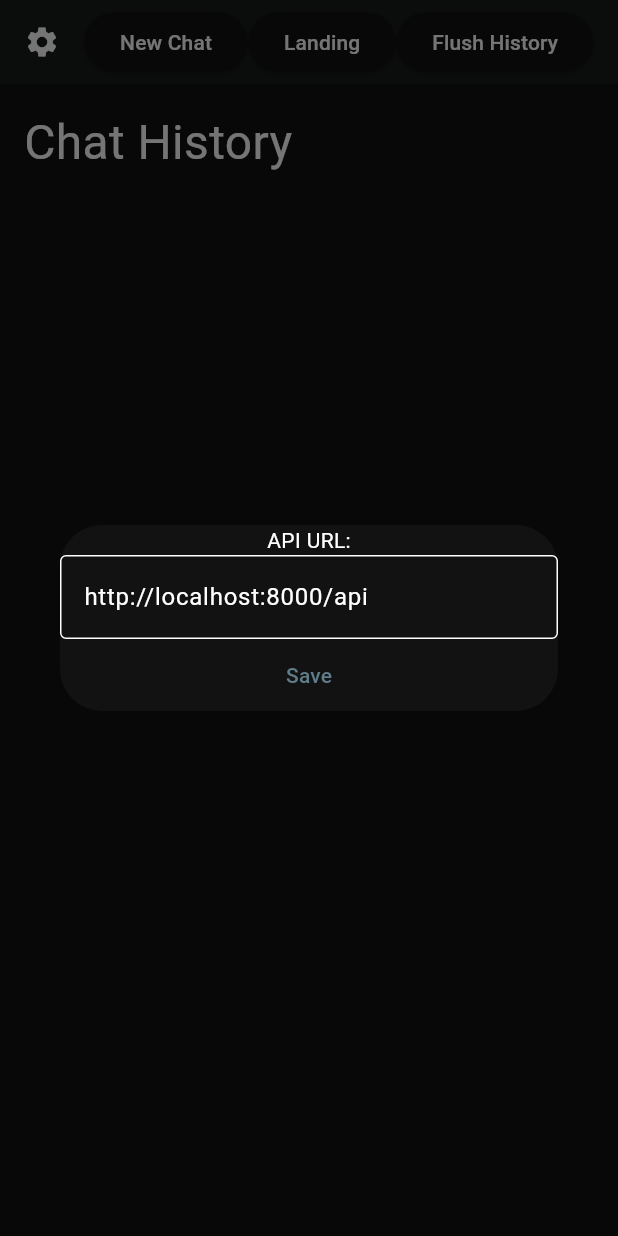
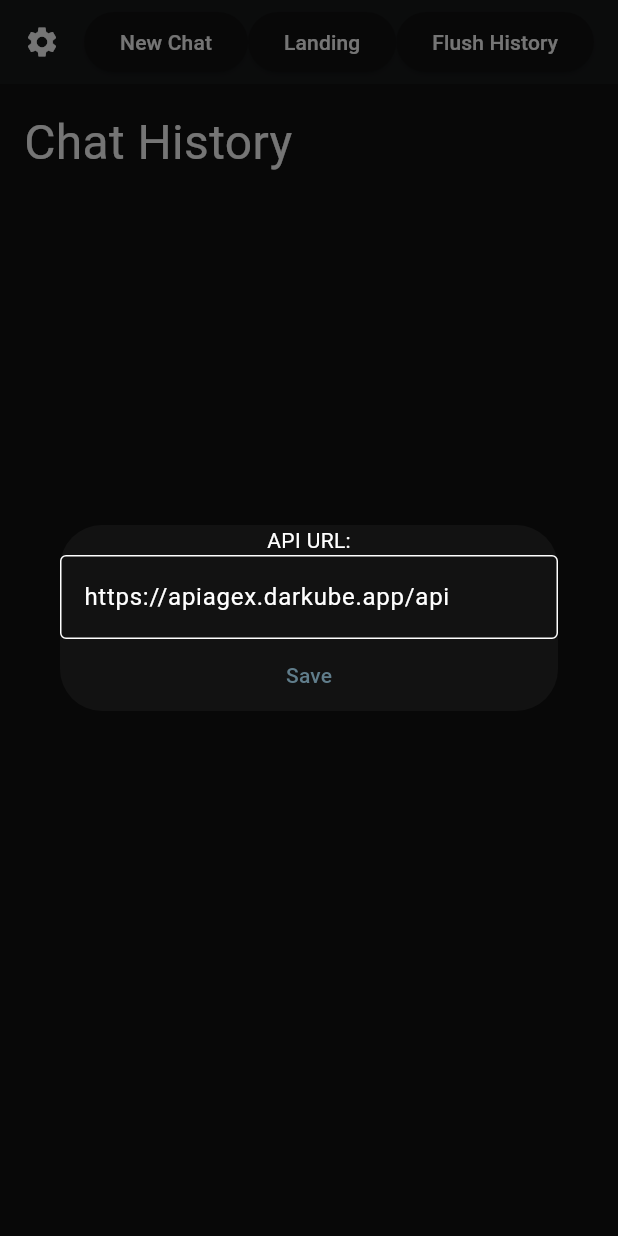
Before and after one commit to agex-org/client, a Flutter app: the screen it shows after launch, after a tap on the "settings" icon, on a phone screen of 412 x 824 dp. Run offline on Flutter 3.47's test engine with Material 3 defaults, Android fonts, the light colour scheme and no system bars; network calls fail.

Commit message:
Update default url

```diff
--- a/lib/screens/home_screen.dart
+++ b/lib/screens/home_screen.dart
@@ -15,7 +15,7 @@ class HomeScreen extends StatefulWidget {
 }
 
 class _HomeScreenState extends State<HomeScreen> {
-  String url = "http://localhost:8000/api";
+  String url = "https://apiagex.darkube.app/api";
 
   bool isLoading = false;
 
```
